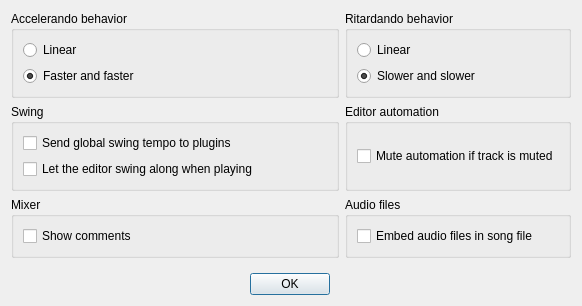
Old version of the form Qt/qt4_song_properties.ui in the repository kmatheussen/radium.
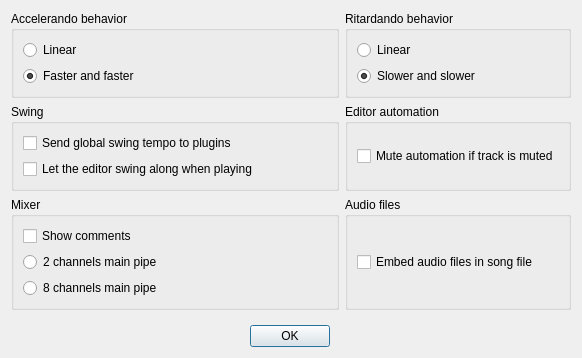
New version of the form.

Commit message: Audio: Add option to let main pipe have 8 channels. Also add 8 channel pipe instrument. API: getAudioInstrumentDescription, internalReplaceMainPipe

Patch:
```diff
--- a/Qt/qt4_song_properties.ui
+++ b/Qt/qt4_song_properties.ui
@@ -7,7 +7,7 @@
     <x>0</x>
     <y>0</y>
     <width>582</width>
-    <height>304</height>
+    <height>356</height>
    </rect>
   </property>
   <property name="sizePolicy">
@@ -39,7 +39,7 @@
      </layout>
     </widget>
    </item>
-   <item row="5" column="1">
+   <item row="4" column="1">
     <widget class="QWidget" name="widget" native="true">
      <property name="sizePolicy">
       <sizepolicy hsizetype="Preferred" vsizetype="Fixed">
@@ -164,6 +164,16 @@
       <string>Mixer</string>
      </property>
      <layout class="QGridLayout" name="gridLayout_2">
+      <item row="2" column="0">
+       <widget class="QRadioButton" name="eight_channels_in_main_pipe">
+        <property name="text">
+         <string>8 channels main pipe</string>
+        </property>
+        <attribute name="buttonGroup">
+         <string notr="true">buttonGroup</string>
+        </attribute>
+       </widget>
+      </item>
       <item row="0" column="0">
        <widget class="QCheckBox" name="mixer_comments_visible">
         <property name="text">
@@ -171,6 +181,16 @@
         </property>
        </widget>
       </item>
+      <item row="1" column="0">
+       <widget class="QRadioButton" name="two_channels_in_main_pipe">
+        <property name="text">
+         <string>2 channels main pipe</string>
+        </property>
+        <attribute name="buttonGroup">
+         <string notr="true">buttonGroup</string>
+        </attribute>
+       </widget>
+      </item>
      </layout>
     </widget>
    </item>
```
Left out of the diff: 5 changed lines with no effect on the pictures. The commit also changes 12 other files.
